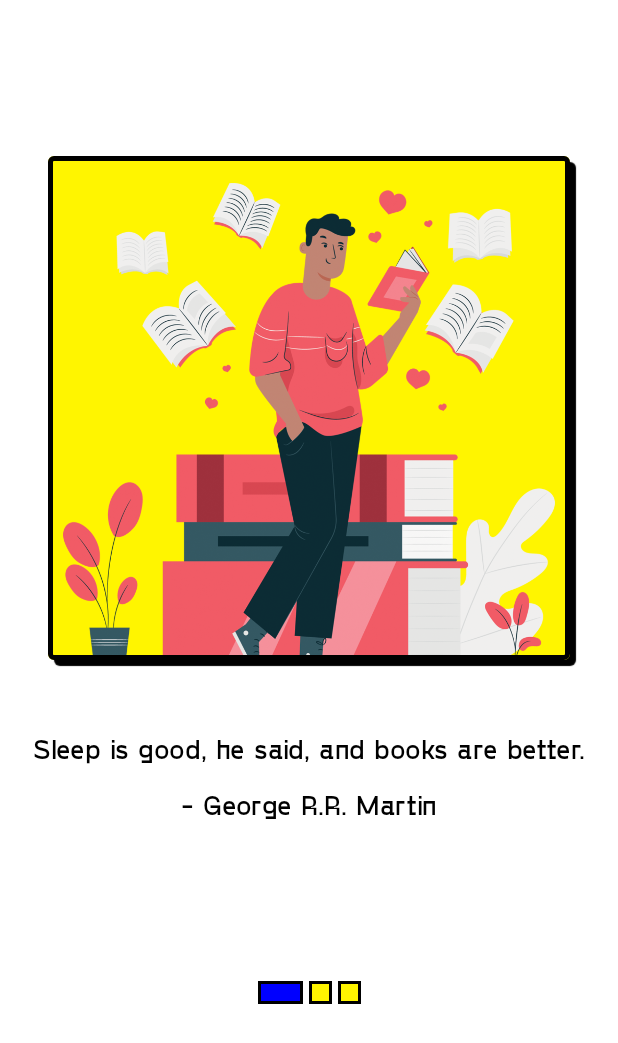
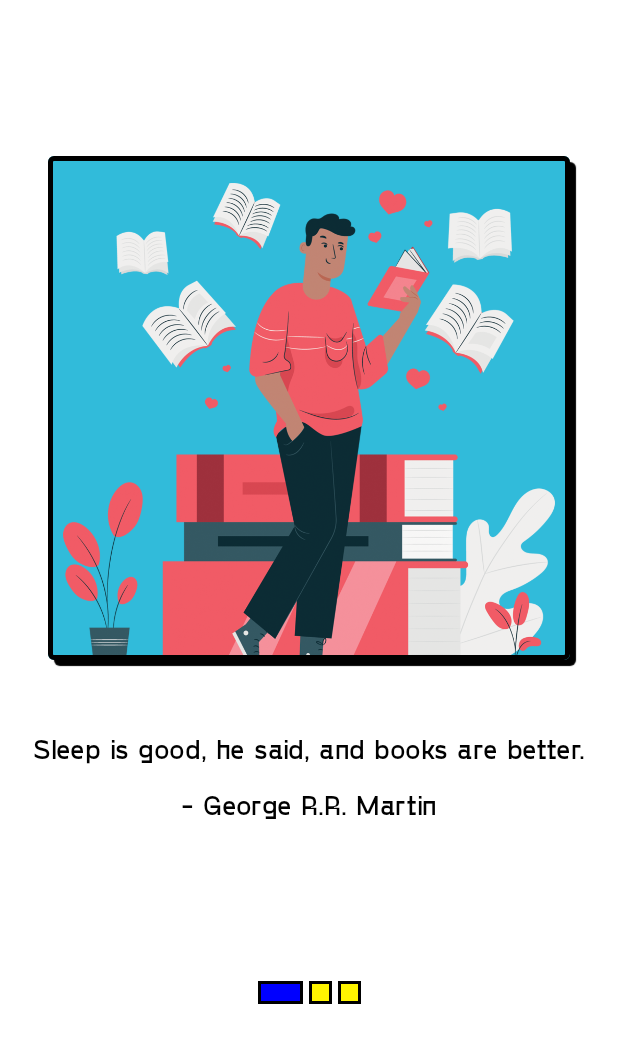
Before and after one commit to unaisulhadi/Archives, an Android app built with Jetpack Compose: the WelcomeScreen screen opened through its navigation route, on a phone screen of 412 x 824 dp. Shown: the top 1043 px of the screen. Run offline under Robolectric (Android 15) with nearby library versions, the phone set to English and light mode, and no system bars; our stand-ins replace accompanist.

Commit message:
Added Art

```diff
--- a/app/src/main/java/com/hadi/archives/data/model/Slider.kt
+++ b/app/src/main/java/com/hadi/archives/data/model/Slider.kt
@@ -7,14 +7,3 @@ data class Slider(
     val quote: String,
     val author: String
 )
-
-
-
-
-object SliderData {
-    val slides = listOf<Slider>(
-        Slider(R.drawable.slide_1,"Sleep is good, he said, and books are better.","George R.R. Martin"),
-        Slider(R.drawable.slide_3,"Books are uniquely portable magic.","Walt Disney"),
-        Slider(R.drawable.slide_2,"There is no friend as loyal as a book.","Stephen King"),
-    )
-}
--- a/app/src/main/java/com/hadi/archives/presentation/navigation/NavGraph.kt
+++ b/app/src/main/java/com/hadi/archives/presentation/navigation/NavGraph.kt
@@ -13,7 +13,7 @@ import com.hadi.archives.presentation.screens.welcome.WelcomeScreen
 fun SetupNavGraph(navController: NavHostController) {
     NavHost(
         navController = navController,
-        startDestination = Screen.Home.route
+        startDestination = Screen.Welcome.route
     ) {
 
         composable(route = Screen.Splash.route){
--- a/app/src/main/java/com/hadi/archives/presentation/screens/welcome/WelcomeScreen.kt
+++ b/app/src/main/java/com/hadi/archives/presentation/screens/welcome/WelcomeScreen.kt
@@ -28,11 +28,10 @@ import com.google.accompanist.pager.HorizontalPager
 import com.google.accompanist.pager.PagerState
 import com.google.accompanist.pager.rememberPagerState
 import com.google.accompanist.systemuicontroller.rememberSystemUiController
+import com.hadi.archives.data.local.SliderData
 import com.hadi.archives.data.model.Slider
-import com.hadi.archives.data.model.SliderData
-import com.hadi.archives.presentation.components.BrutalBox
 import com.hadi.archives.presentation.navigation.Screen
-import com.hadi.archives.ui.theme.BrutalBlue
+import com.hadi.archives.ui.theme.BrutalCyan
 import com.hadi.archives.ui.theme.BrutalYellow
 import com.hadi.archives.utils.applyBrutalism
 
@@ -157,7 +156,7 @@ fun Slider(slide: Slider) {
                 .height(400.dp)
                 .padding(32.dp)
                 .applyBrutalism(
-                    backgroundColor = BrutalYellow,
+                    backgroundColor = BrutalCyan,
                     borderWidth = 3.dp
                 ),
             contentAlignment = Alignment.Center
```
Also changed, not shown: app/src/main/java/com/hadi/archives/data/local/Data.kt (+11 -0 lines), app/src/main/java/com/hadi/archives/presentation/screens/details/BookDetailsScreen.kt (+21 -10 lines), app/src/main/java/com/hadi/archives/presentation/screens/home/HomeScreen.kt (+12 -3 lines), app/src/main/res/drawable/ic_bookmark_outlined.png (added), 1 other file.
